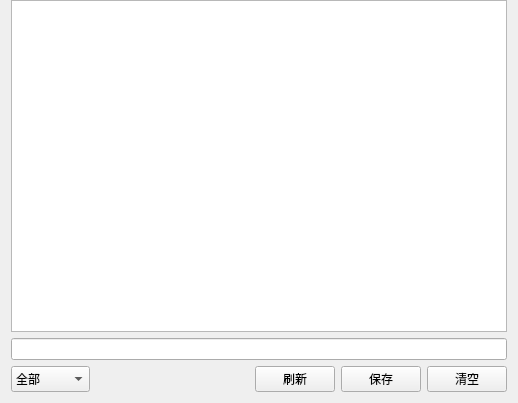
Qt form ClipBoard/ui/ClipboardView.ui (3548848289/UniFileHub) before a commit.
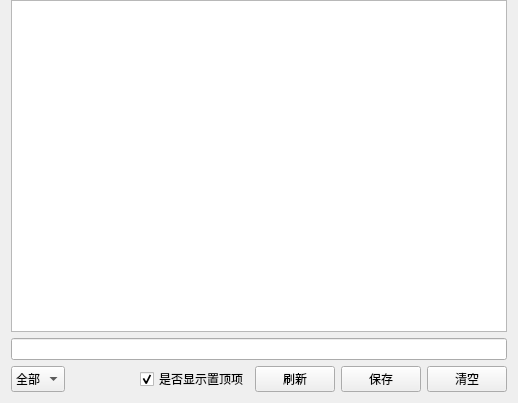
The same form after that commit.

The edit to the form file:
```diff
--- a/ClipBoard/ui/ClipboardView.ui
+++ b/ClipBoard/ui/ClipboardView.ui
@@ -18,7 +18,7 @@
     <number>0</number>
    </property>
    <item row="2" column="0">
-    <layout class="QHBoxLayout" name="horizontalLayout" stretch="2,4,1,1,1">
+    <layout class="QHBoxLayout" name="horizontalLayout" stretch="2,4,0,1,1,1">
      <item>
       <widget class="QComboBox" name="typeComboBox">
        <property name="sizePolicy">
@@ -62,6 +62,22 @@
        </property>
       </spacer>
      </item>
+     <item>
+      <widget class="QCheckBox" name="showPinnedCheckBox">
+       <property name="sizePolicy">
+        <sizepolicy hsizetype="Minimum" vsizetype="Preferred">
+         <horstretch>0</horstretch>
+         <verstretch>0</verstretch>
+        </sizepolicy>
+       </property>
+       <property name="text">
+        <string>是否显示置顶项</string>
+       </property>
+       <property name="checked">
+        <bool>true</bool>
+       </property>
+      </widget>
+     </item>
      <item>
       <widget class="QPushButton" name="refreshButton">
        <property name="sizePolicy">
```
